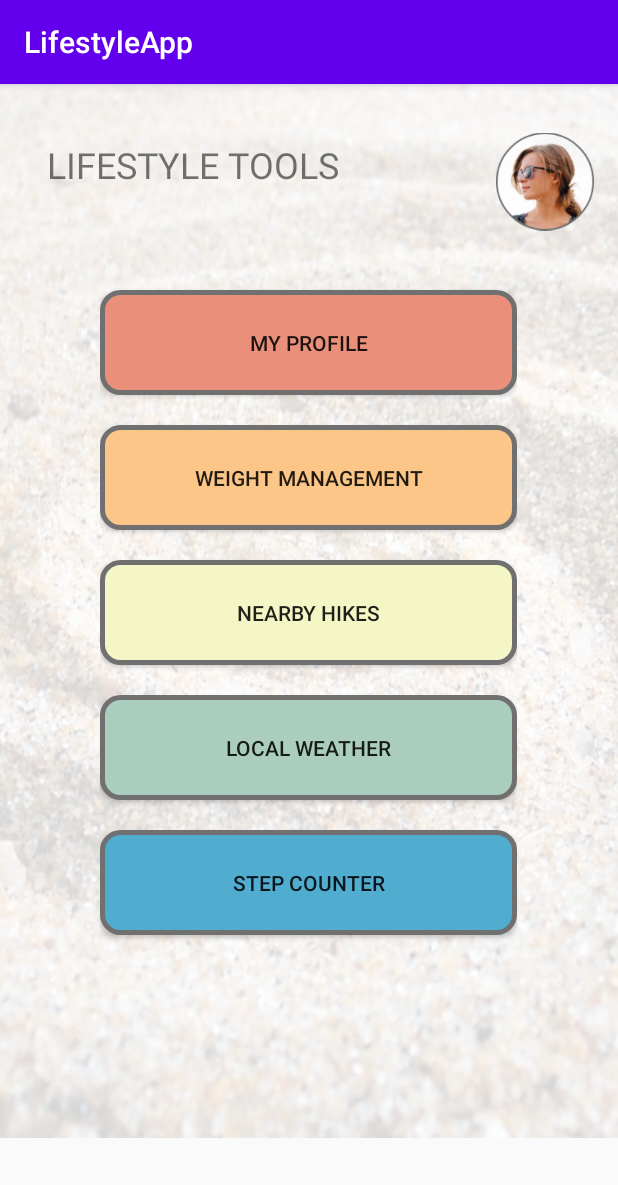
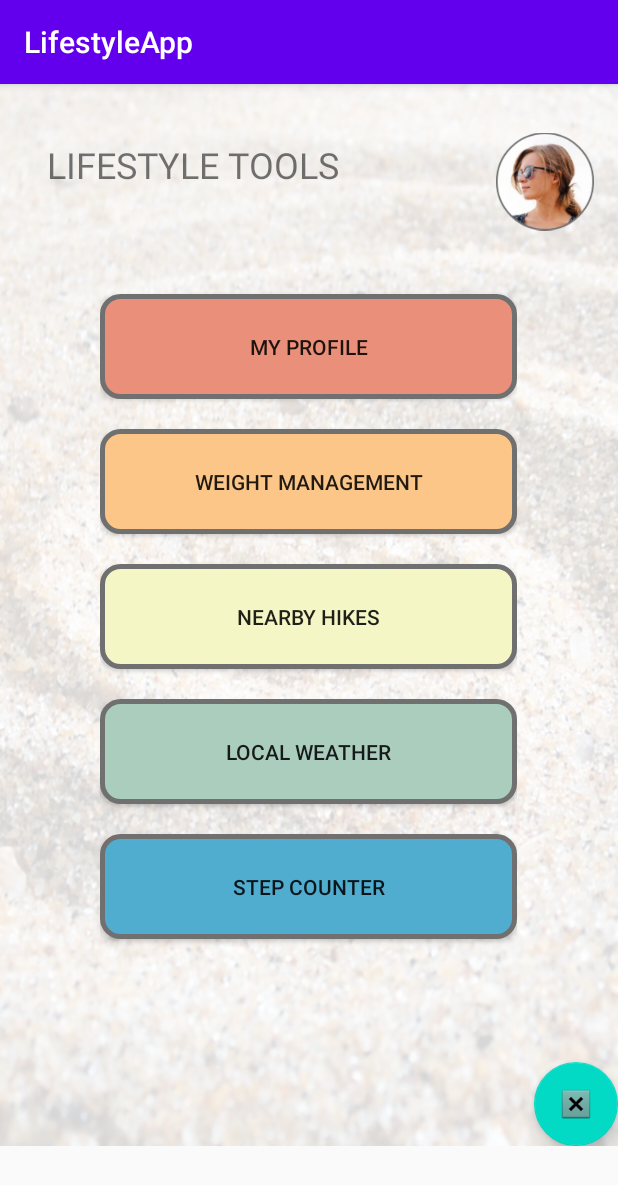
Before and after one commit to jcsullivan/CS6018Project, an Android app: the MasterDetail screen opened directly, with no data from a screen before it, on a phone screen of 412 x 824 dp. Shown: the top 1185 px of the screen. Run offline under Robolectric (Android 15) with nearby library versions, the phone set to English and light mode, and no system bars; our stand-ins replace Room's generated code; libraries missing offline, so code that uses them is left out: com.amplifyframework, com.amplifyframework.core, com.amplifyframework.storage; Roboto replaces fonts that are not available here; 5 statements that could not run were skipped.

Commit message:
Db now saves to s3 and loads from s3

```diff
--- a/LifestyleApp/app/src/main/java/com/lifestyleapp/MasterDetail.java
+++ b/LifestyleApp/app/src/main/java/com/lifestyleapp/MasterDetail.java
@@ -13,6 +13,7 @@ import android.os.Bundle;
 import android.util.Log;
 
 import com.amplifyframework.core.Amplify;
+import com.amplifyframework.storage.options.StorageDownloadFileOptions;
 
 import java.io.BufferedWriter;
 import java.io.File;
@@ -25,6 +26,7 @@ public class MasterDetail extends AppCompatActivity implements NavigationFragmen
     private WeightManFragment weightManFragment;
     private WeatherFragment weatherFragment;
     private StepFragment stepFragment;
+
 
 
 
@@ -41,6 +43,15 @@ public class MasterDetail extends AppCompatActivity implements NavigationFragmen
         weatherFragment = new WeatherFragment();
         stepFragment = new StepFragment();
 
+
+
+        Amplify.Storage.downloadFile(
+                "lifestyle_app_db",
+                new File(getApplicationContext().getFilesDir() + "/db_from_s3"),
+                result -> Log.i("MyAmplifyApp", "Successfully downloaded: " + result.getFile().getName()),
+                error -> Log.e("MyAmplifyApp",  "Download Failure", error)
+        );
+        UserRoomDatabase.set_db_path(getApplicationContext().getFilesDir()+"db_from_s3");
 
 
         FragmentTransaction fTrans = getSupportFragmentManager().beginTransaction();
@@ -112,6 +123,7 @@ public class MasterDetail extends AppCompatActivity implements NavigationFragmen
     }
 
 
+
     @Override
     public void onLifeBtnPressFromWeight() {
         FragmentTransaction fTrans = getSupportFragmentManager().beginTransaction();
@@ -123,4 +135,6 @@ public class MasterDetail extends AppCompatActivity implements NavigationFragmen
         }
         fTrans.commit();
     }
-    }
+
+
+}
--- a/LifestyleApp/app/src/main/java/com/lifestyleapp/UserRoomDatabase.java
+++ b/LifestyleApp/app/src/main/java/com/lifestyleapp/UserRoomDatabase.java
@@ -1,11 +1,15 @@
 package com.lifestyleapp;
 
 import android.content.Context;
+import android.util.Log;
 
 import androidx.room.Database;
 import androidx.room.Room;
 import androidx.room.RoomDatabase;
 
+import com.amplifyframework.core.Amplify;
+
+import java.io.File;
 import java.util.concurrent.ExecutorService;
 import java.util.concurrent.Executors;
 
@@ -16,21 +20,37 @@ public abstract class UserRoomDatabase extends RoomDatabase {
     public abstract UserDao userDao();
 
     private static volatile UserRoomDatabase INSTANCE;
+    private static String db_path;
     private static final int NUMBER_OF_THREADS = 4;
     static final ExecutorService databaseWriteExecutor =
             Executors.newFixedThreadPool(NUMBER_OF_THREADS);
 
+
+
+
     static UserRoomDatabase getDatabase(final Context context) {
+
         if (INSTANCE == null) {
             synchronized (UserRoomDatabase.class) {
                 if (INSTANCE == null) {
-                    INSTANCE = Room.databaseBuilder(context.getApplicationContext(),
-                            UserRoomDatabase.class, "user_database")
-                            .build();
+                        INSTANCE = Room.databaseBuilder(context.getApplicationContext(),
+                                UserRoomDatabase.class, "user_database")
+                                .createFromFile(new File(db_path))
+                                .build();
                 }
             }
         }
         return INSTANCE;
     }
 
+    static void closeDB(){
+        if (INSTANCE!= null) {
+            INSTANCE.close();
+        }
+    }
+
+    static void set_db_path(String path_to_db){
+        db_path=path_to_db;
+
+    }
 }
--- a/LifestyleApp/app/src/main/res/layout/fragment_nav_pane.xml
+++ b/LifestyleApp/app/src/main/res/layout/fragment_nav_pane.xml
@@ -102,6 +102,19 @@
                 android:background="@drawable/toolbuttonblue"
                 android:text="@string/stepCounter" />
         </LinearLayout>
+
+        <com.google.android.material.floatingactionbutton.FloatingActionButton
+            android:id="@+id/exit_button"
+            android:layout_width="wrap_content"
+            android:layout_height="wrap_content"
+            android:layout_marginStart="355dp"
+            android:layout_marginTop="553dp"
+            android:clickable="true"
+            android:src="@android:drawable/btn_dialog"
+            app:layout_constraintBottom_toBottomOf="parent"
+            app:layout_constraintEnd_toEndOf="parent"
+            app:layout_constraintStart_toStartOf="parent"
+            app:layout_constraintTop_toBottomOf="@+id/photo_nav_pane_frag" />
     </androidx.constraintlayout.widget.ConstraintLayout>
 
 </FrameLayout>
```
Also changed, not shown: LifestyleApp/app/src/main/java/com/lifestyleapp/NavigationFragment.java (+35 -0 lines), LifestyleApp/app/src/main/java/com/lifestyleapp/ProfilePageFragment.java (+1 -15 lines).
